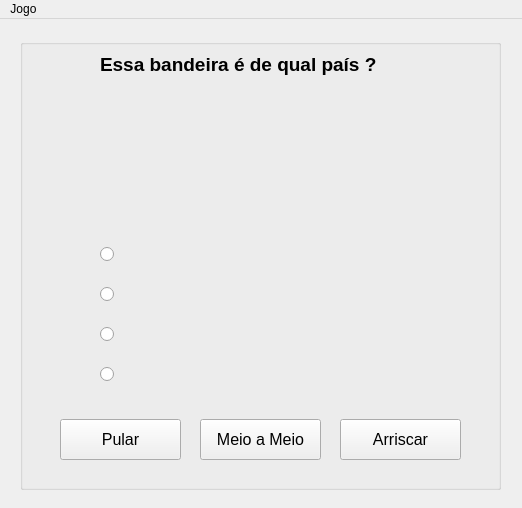
First picture: the form in tela_jogo.ui, repository ThiagoServulo/Jogo-dos-Paises, before the edit.
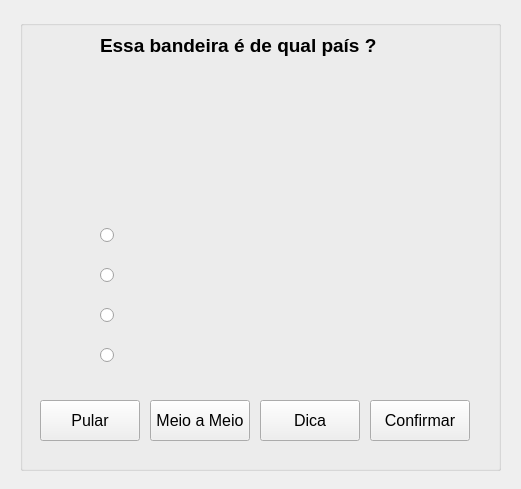
Second picture: the form after the edit. Icons and pictures are not drawn.

Commit message: Finalizado a Segunda Versão do Jogo com o botão de Dica

```diff
--- a/tela_jogo.ui
+++ b/tela_jogo.ui
@@ -6,8 +6,8 @@
    <rect>
     <x>0</x>
     <y>0</y>
-    <width>522</width>
-    <height>508</height>
+    <width>521</width>
+    <height>489</height>
    </rect>
   </property>
   <property name="maximumSize">
@@ -147,9 +147,9 @@
     <widget class="QPushButton" name="botao_pular">
      <property name="geometry">
       <rect>
-       <x>40</x>
+       <x>20</x>
        <y>380</y>
-       <width>121</width>
+       <width>100</width>
        <height>41</height>
       </rect>
      </property>
@@ -165,9 +165,9 @@
     <widget class="QPushButton" name="botao_meio_a_meio">
      <property name="geometry">
       <rect>
-       <x>180</x>
+       <x>130</x>
        <y>380</y>
-       <width>121</width>
+       <width>100</width>
        <height>41</height>
       </rect>
      </property>
@@ -183,9 +183,9 @@
     <widget class="QPushButton" name="botao_arriscar">
      <property name="geometry">
       <rect>
-       <x>320</x>
+       <x>350</x>
        <y>380</y>
-       <width>121</width>
+       <width>100</width>
        <height>41</height>
       </rect>
      </property>
@@ -195,27 +195,29 @@
       </font>
      </property>
      <property name="text">
-      <string>Arriscar</string>
+      <string>Confirmar</string>
      </property>
     </widget>
+    <widget class="QPushButton" name="botao_dica">
+     <property name="geometry">
+      <rect>
+       <x>240</x>
+       <y>380</y>
+       <width>100</width>
+       <height>41</height>
+      </rect>
+     </property>
+     <property name="font">
+      <font>
+       <pointsize>12</pointsize>
+      </font>
+     </property>
+     <property name="text">
+      <string>Dica</string>
+     </property>
+    </widget>
    </widget>
   </widget>
-  <widget class="QMenuBar" name="menubar">
-   <property name="geometry">
-    <rect>
-     <x>0</x>
-     <y>0</y>
-     <width>522</width>
-     <height>21</height>
-    </rect>
-   </property>
-   <widget class="QMenu" name="menuJogo">
-    <property name="title">
-     <string>Jogo</string>
-    </property>
-   </widget>
-   <addaction name="menuJogo"/>
-  </widget>
  </widget>
  <resources/>
  <connections/>
```
The commit also changes 12 other files.
